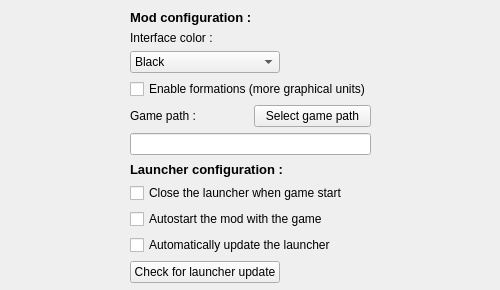
First picture: the form in checker/optionbox.ui, repository dbkblk/rand_launcher, before the edit.
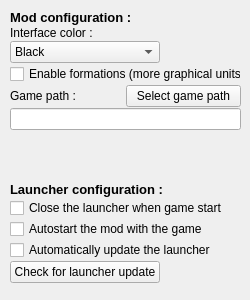
Second picture: the form after the edit.

Patch:
```diff
--- a/checker/optionbox.ui
+++ b/checker/optionbox.ui
@@ -9,26 +9,26 @@
    <rect>
     <x>0</x>
     <y>0</y>
-    <width>500</width>
-    <height>290</height>
+    <width>250</width>
+    <height>300</height>
    </rect>
   </property>
   <property name="sizePolicy">
-   <sizepolicy hsizetype="Fixed" vsizetype="Fixed">
+   <sizepolicy hsizetype="Preferred" vsizetype="Fixed">
     <horstretch>0</horstretch>
     <verstretch>0</verstretch>
    </sizepolicy>
   </property>
   <property name="minimumSize">
    <size>
-    <width>500</width>
-    <height>290</height>
+    <width>250</width>
+    <height>300</height>
    </size>
   </property>
   <property name="maximumSize">
    <size>
-    <width>500</width>
-    <height>290</height>
+    <width>250</width>
+    <height>300</height>
    </size>
   </property>
   <property name="focusPolicy">
@@ -45,13 +45,13 @@
     <rect>
      <x>10</x>
      <y>10</y>
-     <width>481</width>
+     <width>231</width>
      <height>273</height>
     </rect>
    </property>
    <layout class="QHBoxLayout" name="horizontalLayout">
     <property name="spacing">
-     <number>6</number>
+     <number>1</number>
     </property>
     <property name="sizeConstraint">
      <enum>QLayout::SetDefaultConstraint</enum>
```
